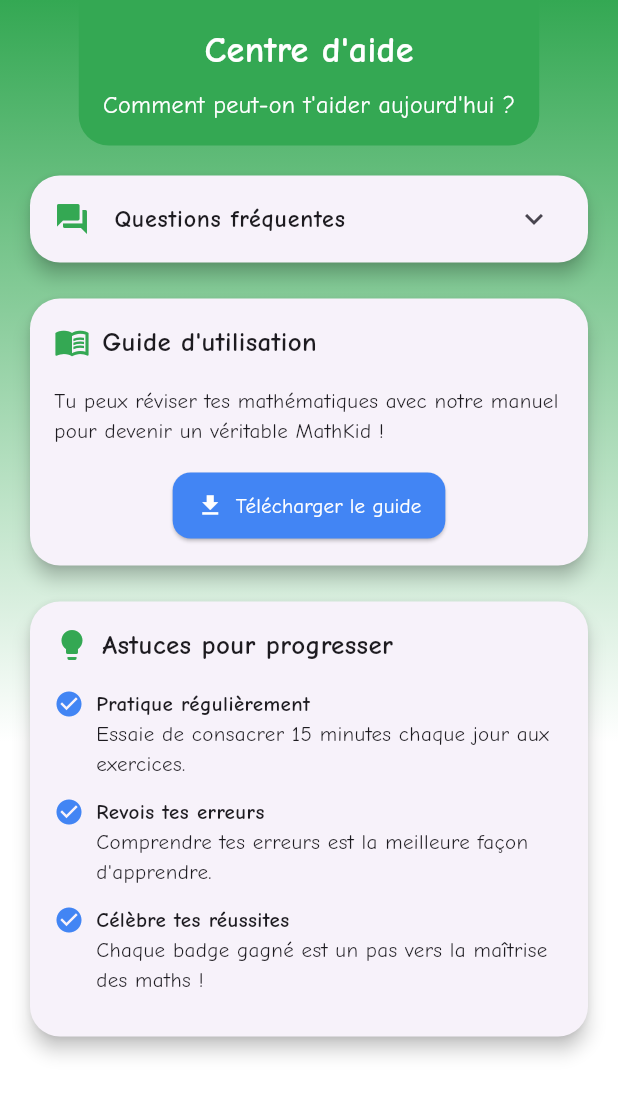
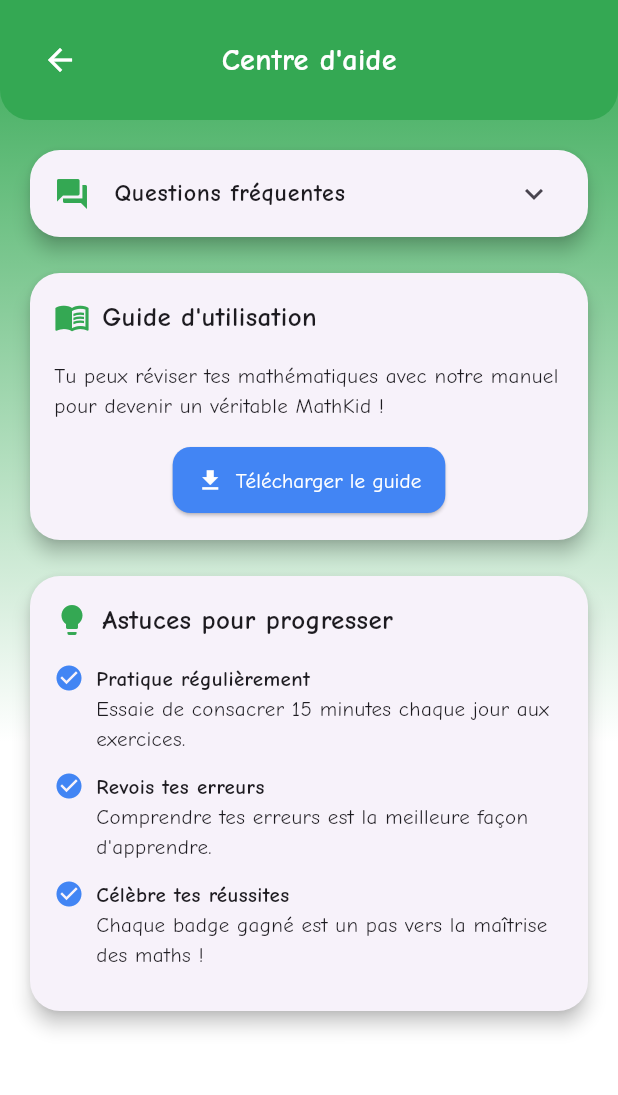
Before and after one commit to Happyazondekon/MathsCool, a Flutter app: the HelpScreen screen opened directly, on a phone screen of 412 x 824 dp. Shown: the top 1095 px of the screen. Run offline on Flutter 3.47's test engine with Material 3 defaults, Android fonts, the phone set to English and light mode, and no system bars; our stand-ins replace cloud_firestore, confetti, firebase_auth, firebase_core, firebase_storage, google_sign_in and 3 more; accounts and stored records are empty; network calls fail; project files that could hold a hidden picture were left out.

Commit message:
HelpScreen

```diff
--- a/lib/screens/help_screen.dart
+++ b/lib/screens/help_screen.dart
@@ -53,22 +53,21 @@ class HelpScreen extends StatelessWidget {
         color: AppColors.primary,
         borderRadius: const BorderRadius.vertical(bottom: Radius.circular(20)),
       ),
-      child: const Column(
+      child: Stack( // Utilisation d'un Stack pour superposer la flèche et le texte
+        alignment: Alignment.center, // Centre le texte
         children: [
-          Text(
+          Align( // Aligne la flèche à gauche
+            alignment: Alignment.centerLeft,
+            child: IconButton(
+              icon: const Icon(Icons.arrow_back, color: Colors.white),
+              onPressed: () => Navigator.pop(context),
+            ),
+          ),
+          const Text( // Texte centré
             'Centre d\'aide',
             style: TextStyle(
-              fontSize: 24,
+              fontSize: 20,
               fontWeight: FontWeight.bold,
-              color: Colors.white,
-              fontFamily: 'ComicNeue',
-            ),
-          ),
-          SizedBox(height: 8),
-          Text(
-            'Comment peut-on t\'aider aujourd\'hui ?',
-            style: TextStyle(
-              fontSize: 16,
               color: Colors.white,
               fontFamily: 'ComicNeue',
             ),
```
Also changed, not shown: 1 other file.
